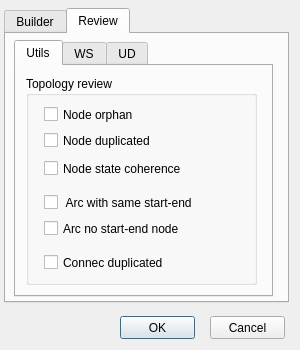
The window that ui/topology_tools.ui (Giswater/giswater_qgis_plugin) describes before a commit, drawn with Qt 5.
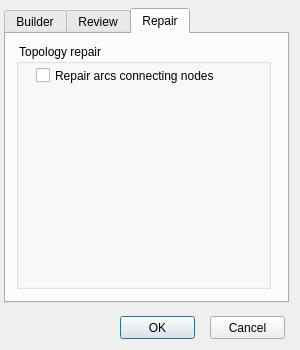
The same window after the commit. The open tabs and pages were chosen to show the change.

Commit message: Bug fix and enhance form topology_tools

Diff of the .ui file:
```diff
--- a/ui/topology_tools.ui
+++ b/ui/topology_tools.ui
@@ -49,7 +49,7 @@
     </rect>
    </property>
    <property name="currentIndex">
-    <number>1</number>
+    <number>2</number>
    </property>
    <widget class="QWidget" name="tab_3">
     <attribute name="title">
@@ -132,12 +132,12 @@
          <rect>
           <x>18</x>
           <y>118</y>
-          <width>173</width>
+          <width>211</width>
           <height>17</height>
          </rect>
         </property>
         <property name="text">
-         <string> Arc with same start-end</string>
+         <string>Arc with same start-end</string>
         </property>
        </widget>
        <widget class="QCheckBox" name="check_node_orphan">
@@ -310,6 +310,37 @@
      </widget>
     </widget>
    </widget>
+   <widget class="QWidget" name="tab_2">
+    <attribute name="title">
+     <string>Repair</string>
+    </attribute>
+    <widget class="QGroupBox" name="gb_topology_repair">
+     <property name="geometry">
+      <rect>
+       <x>10</x>
+       <y>10</y>
+       <width>255</width>
+       <height>245</height>
+      </rect>
+     </property>
+     <property name="title">
+      <string> Topology repair</string>
+     </property>
+     <widget class="QCheckBox" name="check_arc_searchnodes">
+      <property name="geometry">
+       <rect>
+        <x>20</x>
+        <y>23</y>
+        <width>271</width>
+        <height>17</height>
+       </rect>
+      </property>
+      <property name="text">
+       <string>Repair arcs connecting nodes</string>
+      </property>
+     </widget>
+    </widget>
+   </widget>
   </widget>
  </widget>
  <resources/>
```
Left out of the diff: 6 changed lines with no effect on the pictures.
